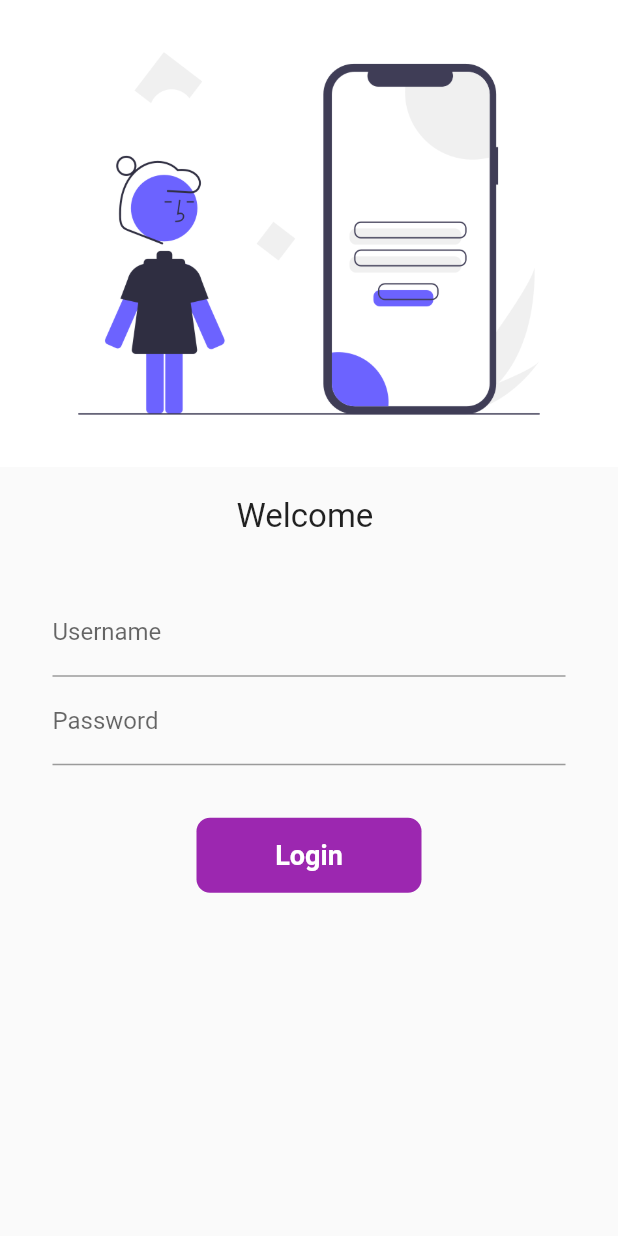
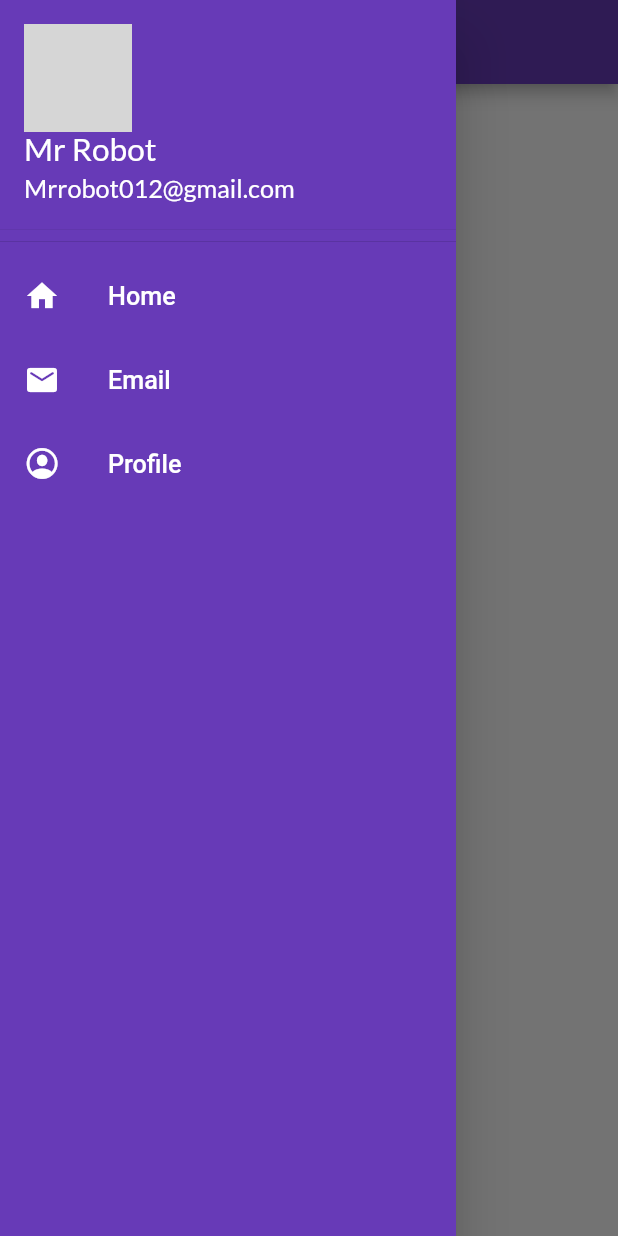
Before and after one commit to Amitboy565/30days-of-flutter-with-pawan, a Flutter app: the screen it shows after launch, with the side drawer open (before the commit the screen has no drawer), on a phone screen of 412 x 824 dp. Run offline on Flutter 3.47's test engine with Material 2 defaults, Android fonts, the phone set to English and light mode, and no system bars; our stand-ins replace google_fonts; network calls fail; grey boxes are pictures that could not be loaded.

Commit message:
day2 completdd

```diff
--- a/lib/main.dart
+++ b/lib/main.dart
@@ -17,11 +17,11 @@ class MyApp extends StatelessWidget {
     return  MaterialApp(
       theme: ThemeData(
         primaryTextTheme: GoogleFonts.latoTextTheme(),
-        primarySwatch: Colors.purple
+        primarySwatch: Colors.deepPurple
     ),
 
       routes: {
-          "/": (context) => const Login(),
+          "/": (context) => const Home(),
           MyRoutes.homeroute: (context) => const Home(),
           MyRoutes.loginroute: (context) => const Login(),
         }
--- a/lib/pages/home.dart
+++ b/lib/pages/home.dart
@@ -1,3 +1,4 @@
+import 'package:e_commerce/widgets/drawer.dart';
 import 'package:flutter/material.dart';
 
 class Home extends StatelessWidget {
@@ -5,8 +6,12 @@ class Home extends StatelessWidget {
 
   @override
   Widget build(BuildContext context) {
-    return const Material(
-      child: Text("Home"),
+    return Scaffold(
+      appBar: AppBar(
+        title: const Text('CataLogg'),
+
+      ),
+      drawer:  const MyDrawer(),
     );
   }
 }
--- /dev/null
+++ b/lib/widgets/drawer.dart
@@ -0,0 +1,68 @@
+import 'package:flutter/cupertino.dart';
+import 'package:flutter/material.dart';
+
+class MyDrawer extends StatelessWidget {
+  const MyDrawer({super.key});
+
+  @override
+  Widget build(BuildContext context) {
+    final imageurl =
+        'https://imgs.search.brave.com/LhazbTJD40x2OM0dID8XoEn6gA_F-NvlZffaIAZm2-M/rs:fit:860:0:0/g:ce/aHR0cHM6Ly9jZG4u/d2FsbHBhcGVyc2Fm/YXJpLmNvbS8zMy80/MC9QVEh4dUsuanBn';
+    return Drawer(
+        child: Container(
+      decoration: const BoxDecoration(color: Colors.deepPurple),
+      child: ListView(
+        children: [
+          DrawerHeader(
+            padding: EdgeInsets.zero,
+            child: UserAccountsDrawerHeader(
+              accountName: const Text('Mr Robot',textScaleFactor: 1.5,
+                style: TextStyle(color: Colors.white),
+              ),
+              accountEmail: const Text('Mrrobot012@gmail.com',
+                textScaleFactor: 1.2,
+                 style: TextStyle(color: Colors.white),
+              ),
+              currentAccountPicture: CircleAvatar(
+                backgroundImage: NetworkImage(imageurl),
+              ),
+            ),
+          ),
+          const ListTile(
+            leading: Icon(
+              Icons.home,
+              color: Colors.white,
+            ),
+            title: Text(
+              'Home',
+              style: TextStyle(color: Colors.white),textScaleFactor: 1.2,
+            ),
+          ),
+          const ListTile(
+            leading: Icon(
+              Icons.email_rounded
+              ,
+              color: Colors.white,
+            ),
+            title: Text(
+              'Email',
+              style: TextStyle(color: Colors.white),
+              textScaleFactor: 1.2,
+            ),
+          ),
+           const ListTile(
+            leading: Icon(
+              CupertinoIcons.profile_circled,
+              color: Colors.white,
+            ),
+            title: Text(
+              'Profile',
+              style: TextStyle(color: Colors.white),
+              textScaleFactor: 1.2,
+            ),
+          ),
+        ],
+      ),
+    ));
+  }
+}
```
Also changed, not shown: lib/pages/login.dart (+42 -16 lines), assets/images/login.png.
